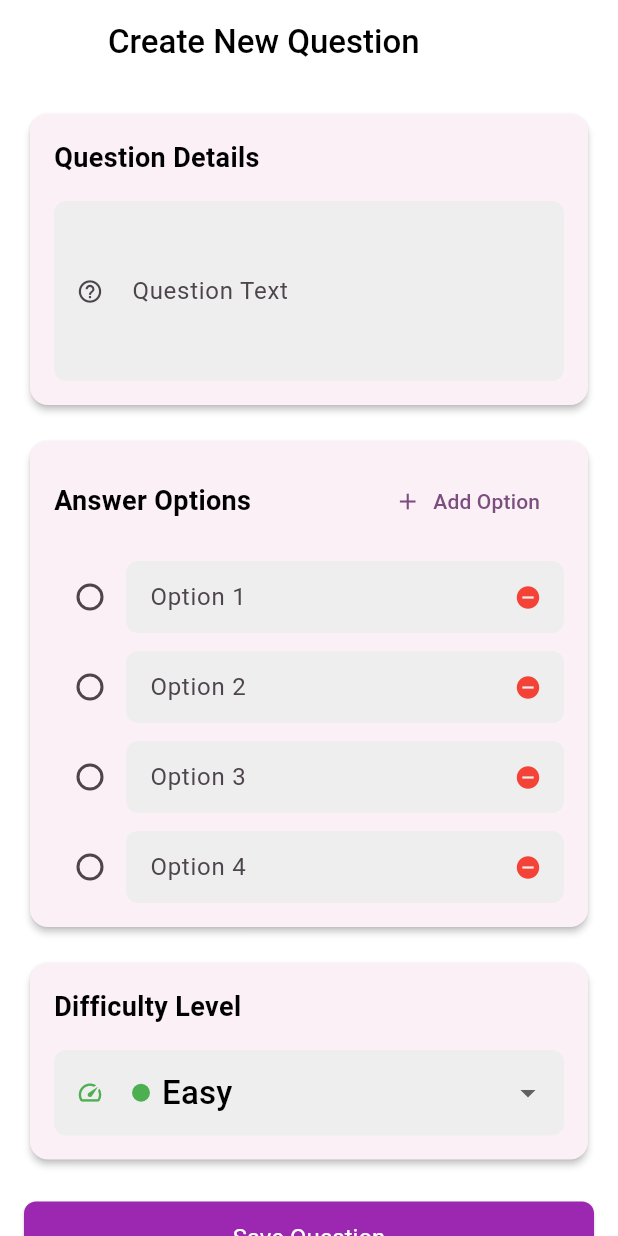
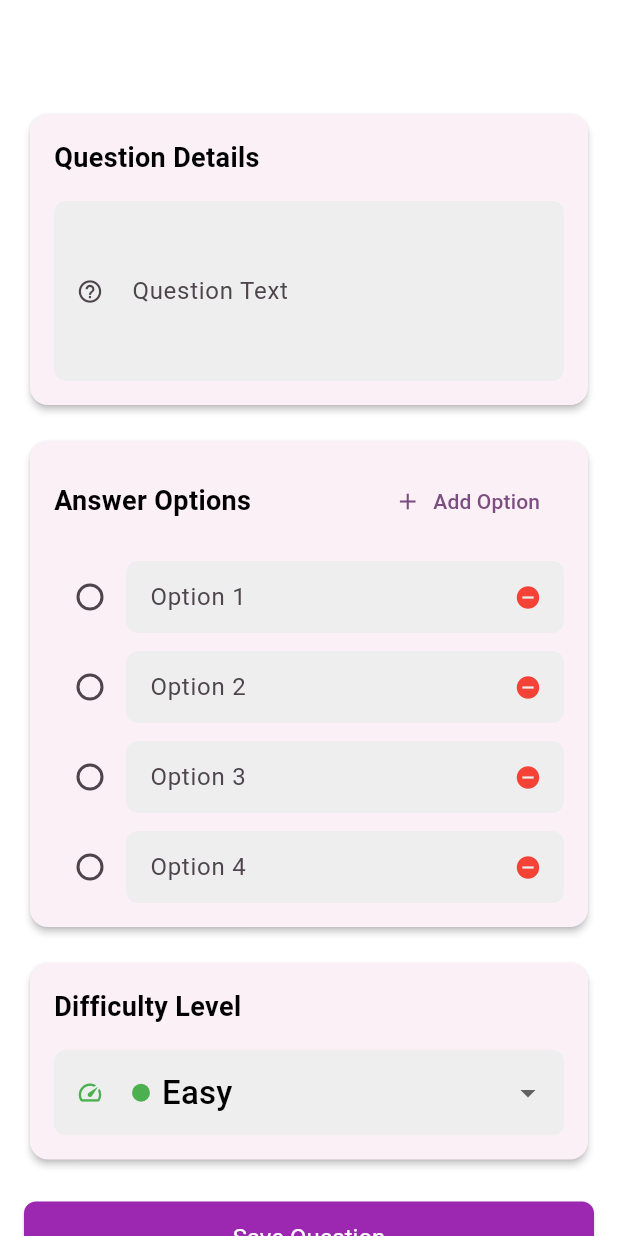
Before and after one commit to Iamkosgei/Portal, a Flutter app: the AddQuestionBody screen opened directly, on a phone screen of 412 x 824 dp. Run offline on Flutter 3.47's test engine with Material 3 defaults, Android fonts, the phone set to English and light mode, and no system bars; our stand-ins replace audioplayers, dartz, floor, flutter_bloc, freezed_annotation, get_it and 5 more; accounts and stored records are empty; generated files the repository leaves out were written again.

Commit message:
make add question appbar title white

```diff
--- a/lib/features/home_page/presentation/add_question_page.dart
+++ b/lib/features/home_page/presentation/add_question_page.dart
@@ -106,7 +106,14 @@ class _AddQuestionBodyState extends State<AddQuestionBody> {
     return Scaffold(
       backgroundColor: Colors.transparent,
       appBar: AppBar(
-        title: const Text('Create New Question'),
+        title: const Text(
+          'Create New Question',
+          style: TextStyle(
+            color: Colors.white,
+            fontWeight: FontWeight.bold,
+            fontSize: 18,
+          ),
+        ),
         backgroundColor: Colors.transparent,
         elevation: 0,
       ),
```
Also changed, not shown: 1 other file.
